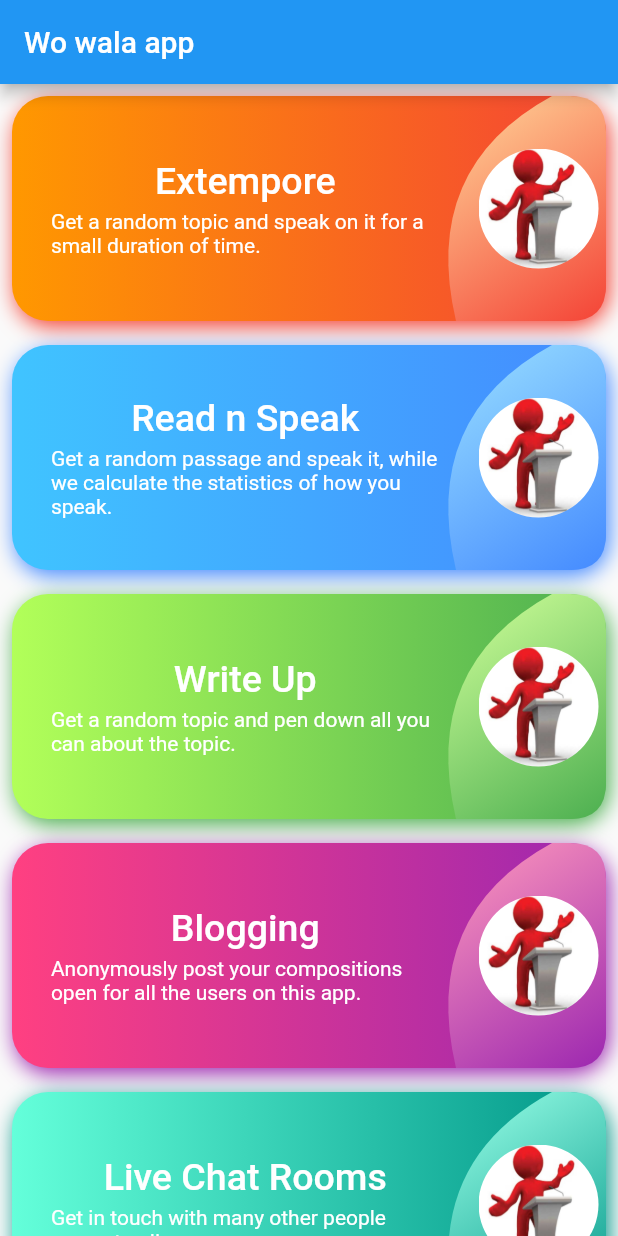
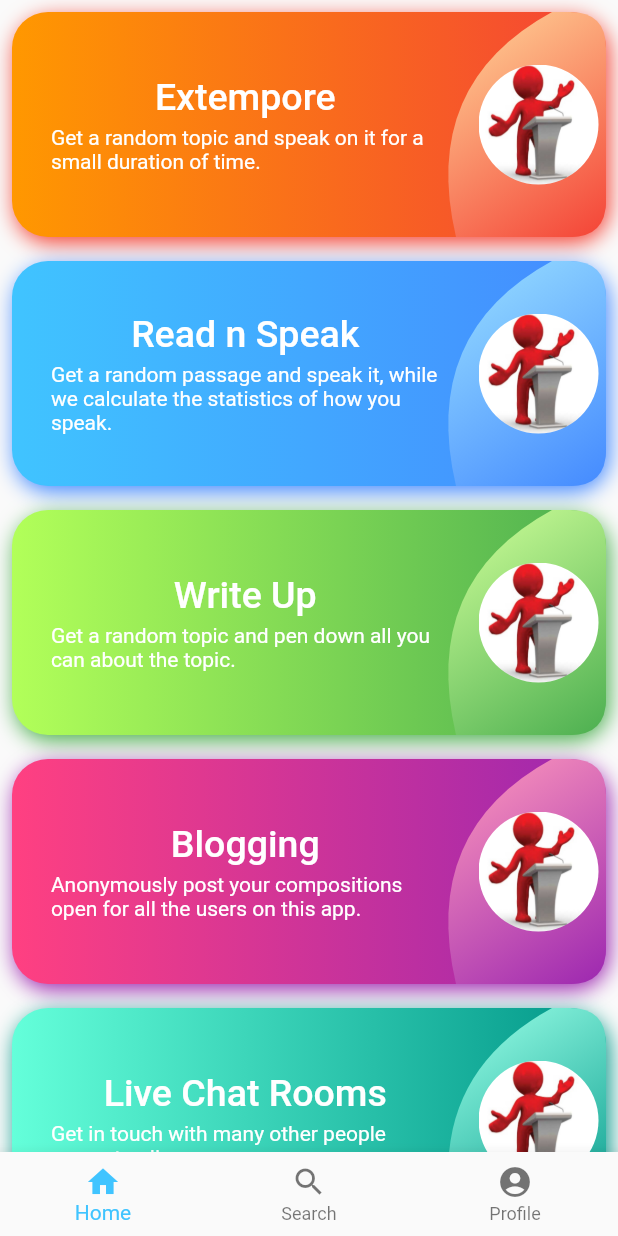
Before and after one commit to Anmol376OP/speech_to_text, a Flutter app: the screen it shows after launch, on a phone screen of 412 x 824 dp. Run offline on Flutter 3.47's test engine with Material 2 defaults, Android fonts, the phone set to English and light mode, and no system bars; missing offline and left inert: dart:js.

```diff
--- a/lib/home.dart
+++ b/lib/home.dart
@@ -1,9 +1,10 @@
 import 'package:flutter/material.dart';
 import 'dart:ui' as ui;
-
+import 'package:speech_to_text/writeup.dart';
+import 'package:speech_to_text/chatroom.dart';
 import 'package:speech_to_text/extempore.dart';
-// import 'package:speech_to_text/speaking.dart';
-// import 'extempore.dart';
+import 'package:speech_to_text/speaking.dart';
+import 'package:speech_to_text/blog.dart';
 class Home extends StatefulWidget {
   const Home({Key? key}) : super(key: key);
 
@@ -22,15 +23,29 @@ class _HomeState extends State<Home> {
   @override
   Widget build(BuildContext context) {
     return Scaffold(
-      appBar: AppBar(
-        title: const Text('Wo wala app'),
-      ),
+      // appBar: AppBar(
+      //   title: Center(child: const Text('SABOTAGE',style: TextStyle(color: Colors.black),)),
+      //   backgroundColor: Colors.lightBlueAccent,
+      // ),
       body: ListView.builder(
         itemCount: items.length,
         itemBuilder: (context,index){
           return Center(
             child: Padding(padding: const EdgeInsets.all(0),
-              child: TextButton(onPressed: (){Navigator.push(context, MaterialPageRoute(builder: (context)=>Extempore()));},
+              child: TextButton(onPressed: (){
+                if(index==0) {
+                  Navigator.push(context, MaterialPageRoute(builder: (context)=>Extempore()));
+                } else if(index==1){
+                  Navigator.push(context, MaterialPageRoute(builder: (context)=>Speaking()));
+                } else if(index==2){
+                  Navigator.push(context, MaterialPageRoute(builder: (context)=>Writeup()));
+                } else if(index==3){
+                  Navigator.push(context, MaterialPageRoute(builder: (context)=>Blog()));
+                }
+                else{
+                  Navigator.push(context, MaterialPageRoute(builder: (context)=>ChatRoom()));
+                }
+                },
                 child: Stack(
                   children: [
                     Container(
@@ -91,6 +106,24 @@ class _HomeState extends State<Home> {
           );
         },
       ),
+      bottomNavigationBar: BottomNavigationBar(
+          currentIndex: 0,
+          fixedColor: Colors.lightBlueAccent,
+          items: const [
+            BottomNavigationBarItem(
+              label: "Home",
+              icon: Icon(Icons.home),
+            ),
+            BottomNavigationBarItem(
+              label: "Search",
+              icon: Icon(Icons.search),
+            ),
+            BottomNavigationBarItem(
+              label: "Profile",
+              icon: Icon(Icons.account_circle),
+            ),
+          ],
+          onTap: (int indexOfItem) {}),
     );
   }
 }
```
Also changed, not shown: lib/blog.dart (added, +19 -0 lines), lib/chatroom.dart (added, +18 -0 lines), lib/writeup.dart (added, +19 -0 lines).
